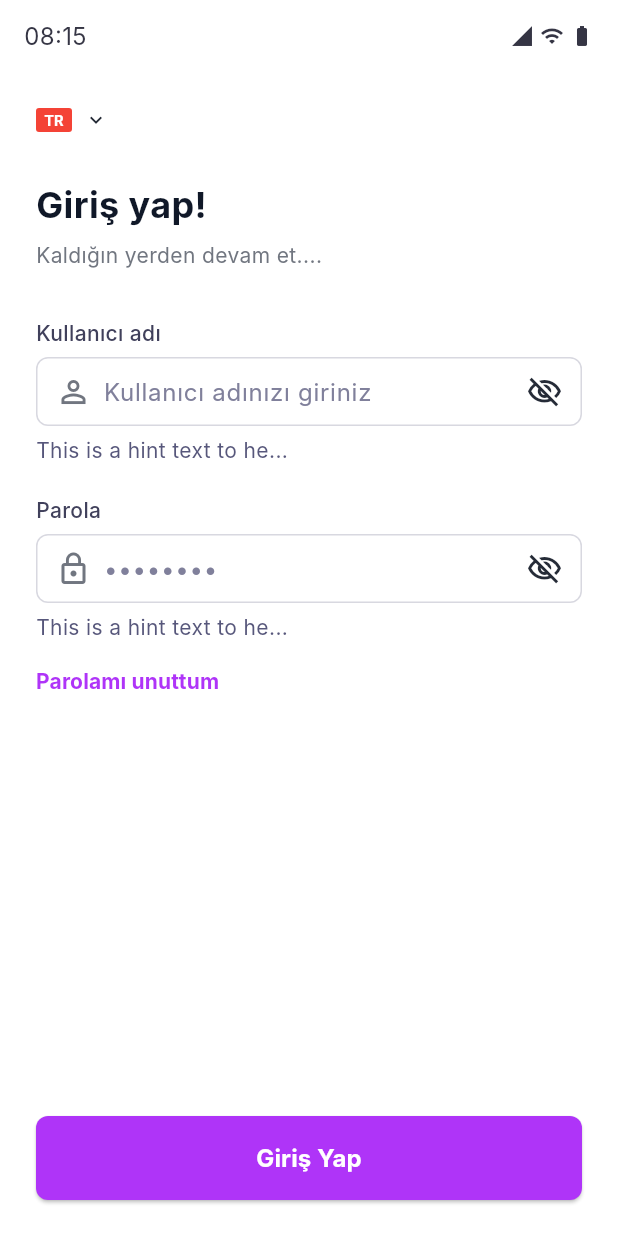
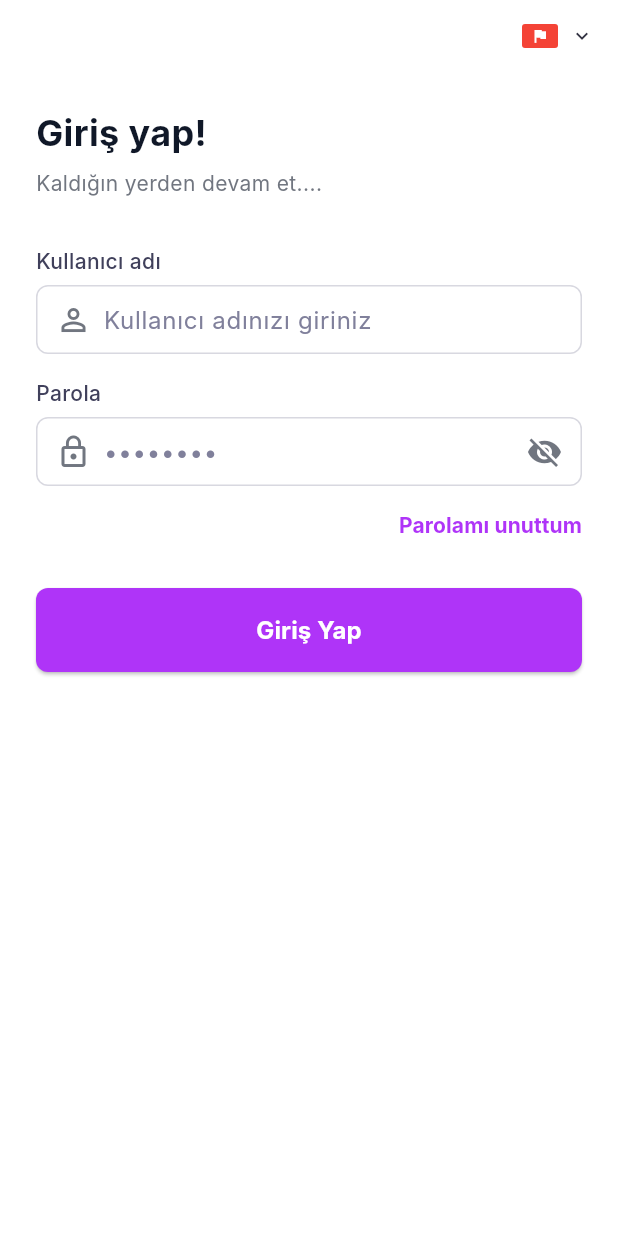
Before and after one commit to furkansoylemez/figma_to_code_cli_demo, a Flutter app: the screen it shows after launch, on a phone screen of 412 x 824 dp. Run offline on Flutter 3.47's test engine with Material 3 defaults, Android fonts, the phone set to English and light mode, and no system bars; our stand-ins replace fl_chart; Roboto replaces fonts that are missing (Inter).

Commit message:
add generated code

```diff
--- /dev/null
+++ b/lib/finalresults/screen25.dart
@@ -0,0 +1,246 @@
+import 'package:figma_to_code_light/design_system/theme/extensions/colors.dart';
+import 'package:figma_to_code_light/design_system/theme/extensions/typography.dart';
+import 'package:figma_to_code_light/finalresults/component4.dart';
+import 'package:flutter/material.dart';
+import 'package:flutter/services.dart';
+
+class GiriYapScreen extends StatefulWidget {
+  const GiriYapScreen({Key? key}) : super(key: key);
+
+  @override
+  State<GiriYapScreen> createState() => _GiriYapScreenState();
+}
+
+class _GiriYapScreenState extends State<GiriYapScreen> {
+  final TextEditingController _usernameController = TextEditingController();
+  final TextEditingController _passwordController = TextEditingController();
+  final FocusNode _usernameFocusNode = FocusNode();
+  final FocusNode _passwordFocusNode = FocusNode();
+  bool _obscurePassword = true;
+
+  @override
+  void dispose() {
+    _usernameController.dispose();
+    _passwordController.dispose();
+    _usernameFocusNode.dispose();
+    _passwordFocusNode.dispose();
+    super.dispose();
+  }
+
+  @override
+  Widget build(BuildContext context) {
+    final typography = Theme.of(context).extension<CustomTypography>();
+    final colors = Theme.of(context).extension<CustomColors>();
+
+    return Scaffold(
+      backgroundColor: colors?.blueGray100,
+      body: SafeArea(
+        child: Column(
+          children: [
+            Expanded(
+              child: Container(
+                color: colors?.white,
+                child: Column(
+                  children: [
+                    _buildCountrySelector(colors),
+                    Expanded(
+                      child: Padding(
+                        padding: const EdgeInsets.all(24.0),
+                        child: Column(
+                          crossAxisAlignment: CrossAxisAlignment.start,
+                          children: [
+                            _buildHeader(typography, colors),
+                            const SizedBox(height: 32),
+                            _buildForm(colors, typography),
+                            const SizedBox(height: 16),
+                            _buildForgotPasswordButton(typography, colors),
+                            const SizedBox(height: 32),
+                            _buildLoginButton(typography, colors),
+                            const SizedBox(height: 24),
+                          ],
+                        ),
+                      ),
+                    ),
+                  ],
+                ),
+              ),
+            ),
+          ],
+        ),
+      ),
+    );
+  }
+
+  Widget _buildStatusBar(CustomColors? colors, CustomTypography? typography) {
+    return Container(
+      color: colors?.white,
+      padding: const EdgeInsets.symmetric(horizontal: 16, vertical: 8),
+      child: Row(
+        mainAxisAlignment: MainAxisAlignment.spaceBetween,
+        children: [
+          Text(
+            '08:15',
+            style: typography?.textMdRegular?.copyWith(color: colors?.gray800),
+          ),
+          Row(
+            children: [
+              Icon(
+                Icons.signal_cellular_4_bar,
+                size: 16,
+                color: colors?.gray800,
+              ),
+              const SizedBox(width: 4),
+              Icon(Icons.wifi, size: 16, color: colors?.gray800),
+              const SizedBox(width: 4),
+              Icon(Icons.battery_full, size: 16, color: colors?.gray800),
+            ],
+          ),
+        ],
+      ),
+    );
+  }
+
+  Widget _buildCountrySelector(CustomColors? colors) {
+    return Container(
+      padding: const EdgeInsets.all(16),
+      child: Row(
+        mainAxisAlignment: MainAxisAlignment.end,
+        children: [
+          Container(
+            width: 24,
+            height: 16,
+            decoration: BoxDecoration(
+              borderRadius: BorderRadius.circular(2),
+              color: Colors.red,
+            ),
+            child: const Icon(Icons.flag, size: 12, color: Colors.white),
+          ),
+          const SizedBox(width: 8),
+          Icon(Icons.keyboard_arrow_down, size: 16, color: colors?.gray800),
+        ],
+      ),
+    );
+  }
+
+  Widget _buildHeader(CustomTypography? typography, CustomColors? colors) {
+    return Column(
+      crossAxisAlignment: CrossAxisAlignment.start,
+      children: [
+        Text(
+          'Giriş yap!',
+          style: typography?.displayXsSemibold?.copyWith(
+            color: colors?.textColortextbase,
+          ),
+        ),
+        const SizedBox(height: 8),
+        Text(
+          'Kaldığın yerden devam et....',
+          style: typography?.textSmRegular?.copyWith(
+            color: colors?.textColortextsecondary,
+          ),
+        ),
+      ],
+    );
+  }
+
+  Widget _buildForm(CustomColors? colors, CustomTypography? typography) {
+    return Column(
+      children: [
+        BaseInputFieldBase(
+          label: 'Kullanıcı adı',
+          placeholder: 'Kullanıcı adınızı giriniz',
+          controller: _usernameController,
+          focusNode: _usernameFocusNode,
+          leadingIcon: Icon(
+            Icons.person_outline,
+            color: colors?.textColortextsecondary,
+          ),
+          onChanged: (value) {
+            setState(() {});
+          },
+        ),
+        const SizedBox(height: 16),
+        BaseInputFieldBase(
+          label: 'Parola',
+          placeholder: '••••••••',
+          controller: _passwordController,
+          focusNode: _passwordFocusNode,
+          obscureText: _obscurePassword,
+          leadingIcon: Icon(
+            Icons.lock_outline,
+            color: colors?.textColortextsecondary,
+          ),
+          trailingIcon: GestureDetector(
+            onTap: () {
+              setState(() {
+                _obscurePassword = !_obscurePassword;
+              });
+            },
+            child: Icon(
+              _obscurePassword ? Icons.visibility_off : Icons.visibility,
+              color: colors?.textColortextsecondary,
+            ),
+          ),
+          onChanged: (value) {
+            setState(() {});
+          },
+        ),
+      ],
+    );
+  }
+
+  Widget _buildForgotPasswordButton(
+    CustomTypography? typography,
+    CustomColors? colors,
+  ) {
+    return Align(
+      alignment: Alignment.centerRight,
+      child: TextButton(
+        onPressed: () {},
+        style: TextButton.styleFrom(
+          padding: EdgeInsets.zero,
+          minimumSize: Size.zero,
+          tapTargetSize: MaterialTapTargetSize.shrinkWrap,
+        ),
+        child: Text(
+          'Parolamı unuttum',
+          style: typography?.textSmSemibold?.copyWith(
+            color: colors?.primaryColorprimary,
+          ),
+        ),
+      ),
+    );
+  }
+
+  Widget _buildLoginButton(CustomTypography? typography, CustomColors? colors) {
+    return SizedBox(
+      width: double.infinity,
+      child: ElevatedButton(
+        onPressed: () {
+          _handleLogin();
+        },
+        style: ElevatedButton.styleFrom(
+          backgroundColor: colors?.primaryColorprimary,
+          foregroundColor: colors?.textColortextlightsolid,
+          padding: const EdgeInsets.symmetric(vertical: 16),
+          shape: RoundedRectangleBorder(borderRadius: BorderRadius.circular(8)),
+        ),
+        child: Text(
+          'Giriş Yap',
+          style: typography?.textMdSemibold?.copyWith(
+            color: colors?.textColortextlightsolid,
+          ),
+        ),
+      ),
+    );
+  }
+
+  void _handleLogin() {
+    if (_usernameController.text.isEmpty || _passwordController.text.isEmpty) {
+      ScaffoldMessenger.of(context).showSnackBar(
+        const SnackBar(content: Text('Lütfen tüm alanları doldurun')),
+      );
+      return;
+    }
+  }
+}
--- a/lib/main.dart
+++ b/lib/main.dart
@@ -1,5 +1,5 @@
 import 'package:figma_to_code_light/design_system/theme/app_theme.dart';
-import 'package:figma_to_code_light/finalresults/screen24.dart';
+import 'package:figma_to_code_light/finalresults/screen25.dart';
 import 'package:flutter/material.dart';
 
 void main() {
```
